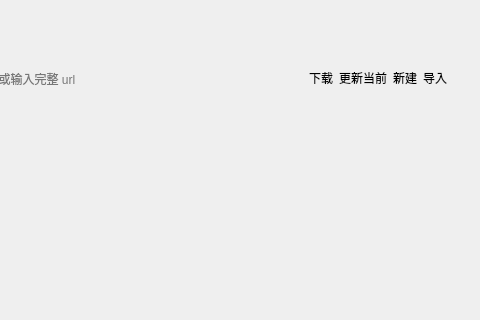
Qt form view/menu/configs.ui (IsHPDuwu/Class-Widgets) before a commit; both pictures show x 241 to 721 and y 0 to 320 of the 721 by 814 pixel window.
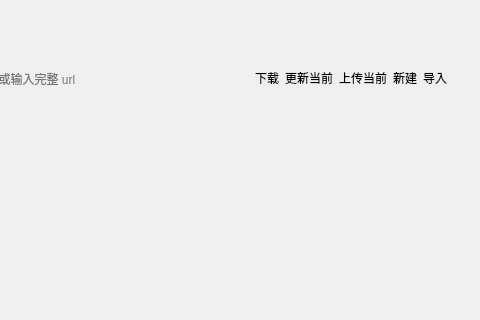
The same form after that commit. Custom widgets are drawn as their Qt base class.

Commit message: 上传当前

What changed in the file:
```diff
--- a/view/menu/configs.ui
+++ b/view/menu/configs.ui
@@ -86,6 +86,13 @@
            </property>
           </widget>
          </item>
+         <item>
+          <widget class="PushButton" name="config_upload">
+           <property name="text">
+            <string>上传当前</string>
+           </property>
+          </widget>
+         </item>
          <item>
           <widget class="PushButton" name="config_new">
            <property name="text">
```
The commit also changes 2 other files.
